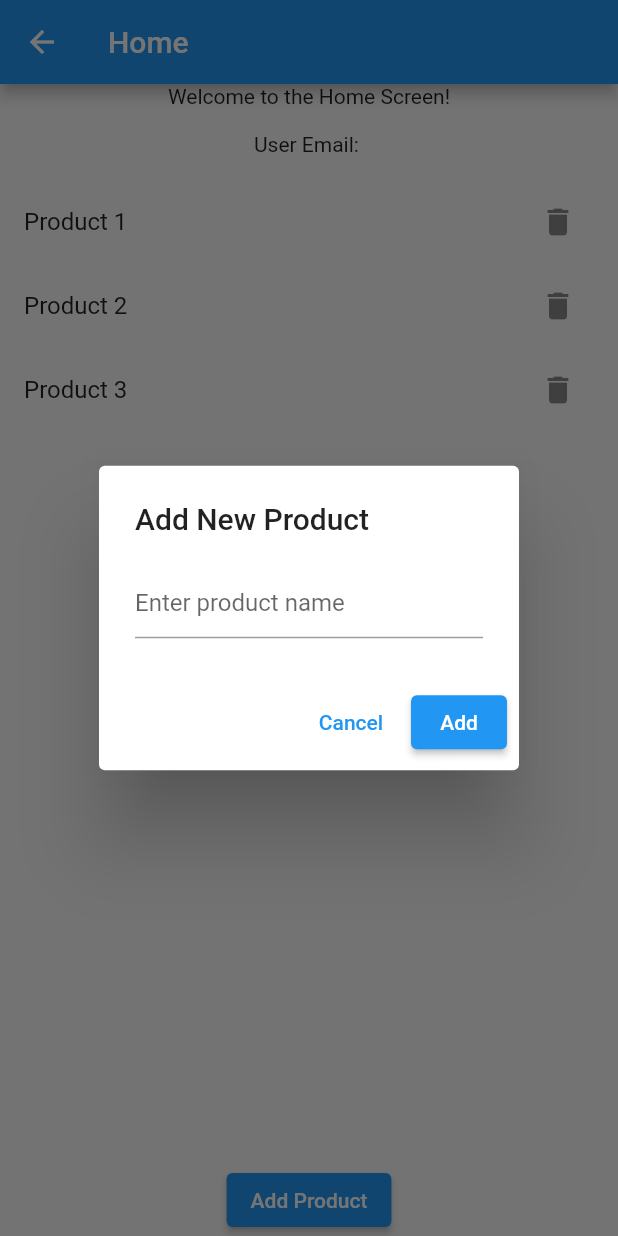
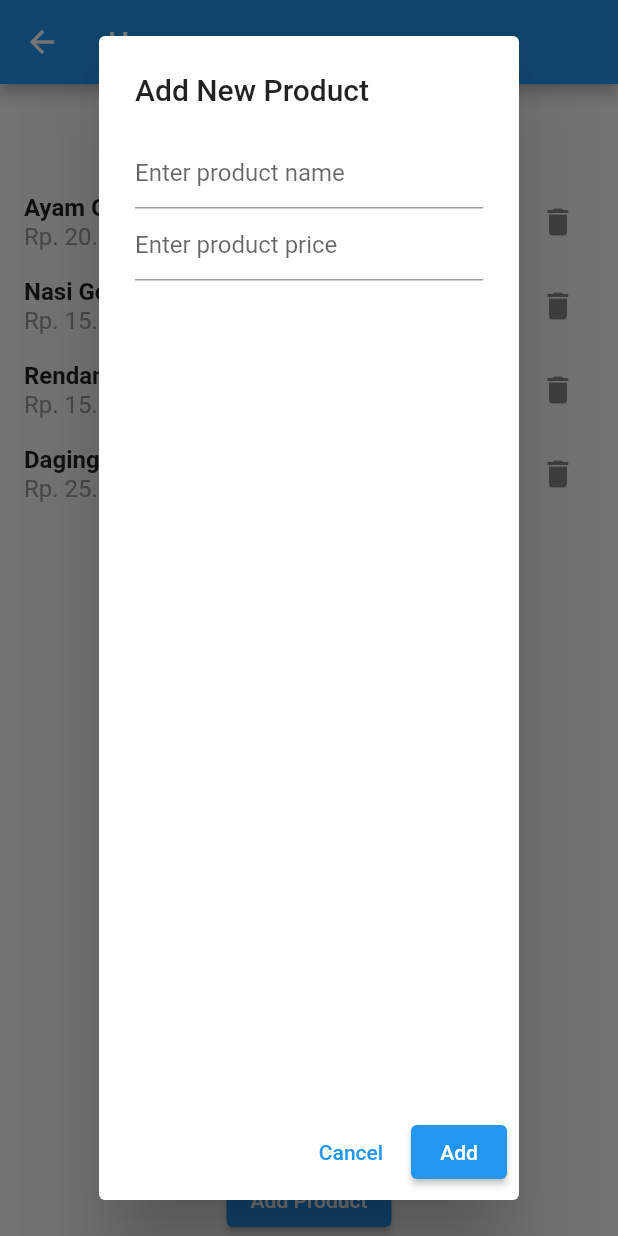
Before and after one commit to hasibashari/login_and_table, a Flutter app: the HomeScreen screen opened directly with empty values, after a tap on "Add Product", on a phone screen of 412 x 824 dp. Run offline on Flutter 3.47's test engine with Material 2 defaults, Android fonts, the phone set to English and light mode, and no system bars.

Commit message:
menambahkan list product

```diff
--- a/lib/home_screen.dart
+++ b/lib/home_screen.dart
@@ -1,5 +1,12 @@
 // home_screen.dart
 import 'package:flutter/material.dart';
+
+class Product {
+  final String name;
+  final double price;
+
+  Product(this.name, this.price);
+}
 
 class HomeScreen extends StatefulWidget {
   final String userEmail;
@@ -11,11 +18,12 @@ class HomeScreen extends StatefulWidget {
 }
 
 class _HomeScreenState extends State<HomeScreen> {
-  List<String> products = [
-    'Product 1',
-    'Product 2',
-    'Product 3',
-    // Add initial products as needed
+  List<Product> products = [
+    Product('Ayam Geprek', 20.0000),
+    Product('Nasi Goreng', 15.0000),
+    Product('Rendang', 15.0000),
+    Product('Daging Sapi', 25.0000),
+    // Add other initial products as needed
   ];
 
   @override
@@ -36,7 +44,23 @@ class _HomeScreenState extends State<HomeScreen> {
               itemCount: products.length,
               itemBuilder: (context, index) {
                 return ListTile(
-                  title: Text(products[index]),
+                  title: Column(
+                    crossAxisAlignment: CrossAxisAlignment.start,
+                    children: [
+                      Text(
+                        products[index].name,
+                        style: const TextStyle(
+                          fontWeight: FontWeight.bold,
+                        ),
+                      ),
+                      Text(
+                        'Rp. ${products[index].price.toStringAsFixed(2)}',
+                        style: const TextStyle(
+                          color: Colors.grey,
+                        ),
+                      ),
+                    ],
+                  ),
                   trailing: IconButton(
                     icon: const Icon(Icons.delete),
                     onPressed: () {
@@ -61,20 +85,36 @@ class _HomeScreenState extends State<HomeScreen> {
   }
 
   Future<void> _showAddProductDialog(BuildContext context) async {
-    String newProduct = '';
+    String newProductName = '';
+    double newProductPrice = 0.0;
 
     return showDialog(
       context: context,
       builder: (context) {
         return AlertDialog(
           title: const Text('Add New Product'),
-          content: TextField(
-            onChanged: (value) {
-              newProduct = value;
-            },
-            decoration: const InputDecoration(
-              hintText: 'Enter product name',
-            ),
+          content: Column(
+            children: [
+              TextField(
+                onChanged: (value) {
+                  newProductName = value;
+                },
+                decoration: const InputDecoration(
+                  hintText: 'Enter product name',
+                ),
+              ),
+              TextField(
+                onChanged: (value) {
+                  // Parse the entered value as a double
+                  newProductPrice = double.tryParse(value) ?? 0.0;
+                },
+                decoration: const InputDecoration(
+                  hintText: 'Enter product price',
+                ),
+                keyboardType:
+                    const TextInputType.numberWithOptions(decimal: true),
+              ),
+            ],
           ),
           actions: [
             TextButton(
@@ -86,8 +126,8 @@ class _HomeScreenState extends State<HomeScreen> {
             ElevatedButton(
               onPressed: () {
                 setState(() {
-                  if (newProduct.isNotEmpty) {
-                    products.add(newProduct);
+                  if (newProductName.isNotEmpty) {
+                    products.add(Product(newProductName, newProductPrice));
                   }
                 });
                 Navigator.of(context).pop();
```
